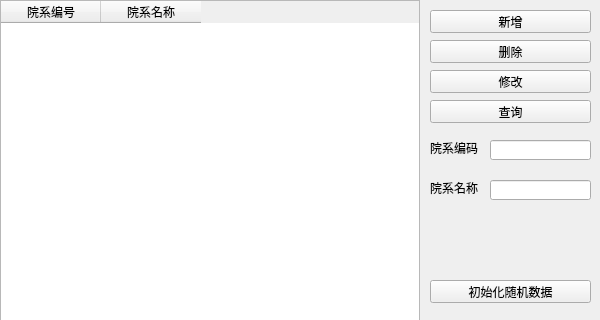
Qt form form/management_of_participating_departments.ui (equence/2024_NJUPT_Program_Design) before a commit; both pictures show x 0 to 600 and y 0 to 320 of the 600 by 500 pixel window.
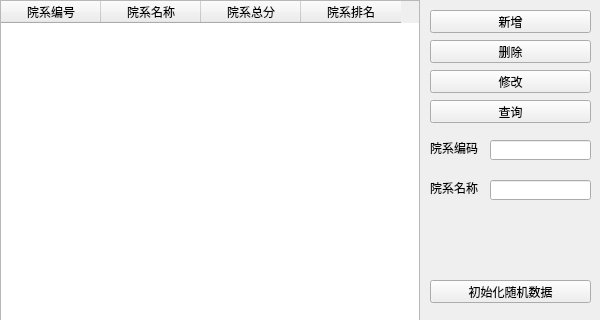
The same form after that commit.

Diff of the .ui file:
```diff
--- a/form/management_of_participating_departments.ui
+++ b/form/management_of_participating_departments.ui
@@ -84,6 +84,16 @@
      <string>院系名称</string>
     </property>
    </column>
+   <column>
+    <property name="text">
+     <string>院系总分</string>
+    </property>
+   </column>
+   <column>
+    <property name="text">
+     <string>院系排名</string>
+    </property>
+   </column>
   </widget>
   <widget class="QLineEdit" name="lineEditCode">
    <property name="geometry">
```
